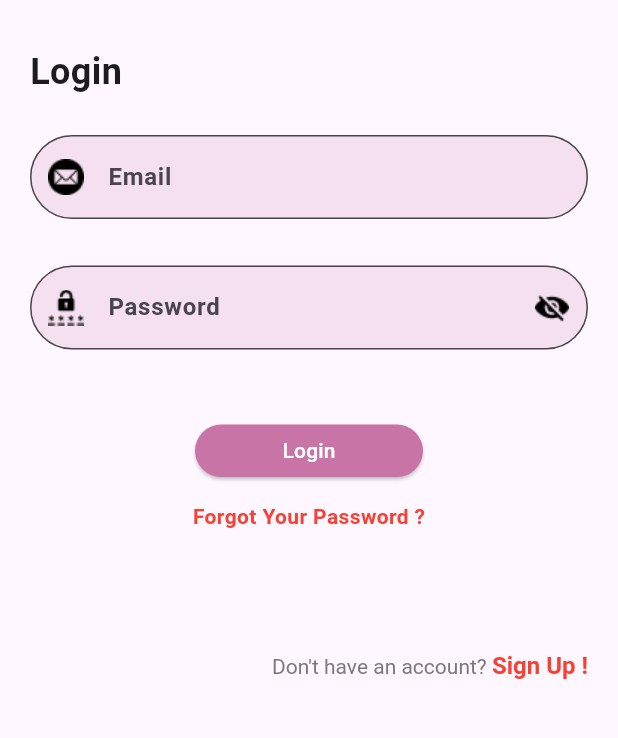
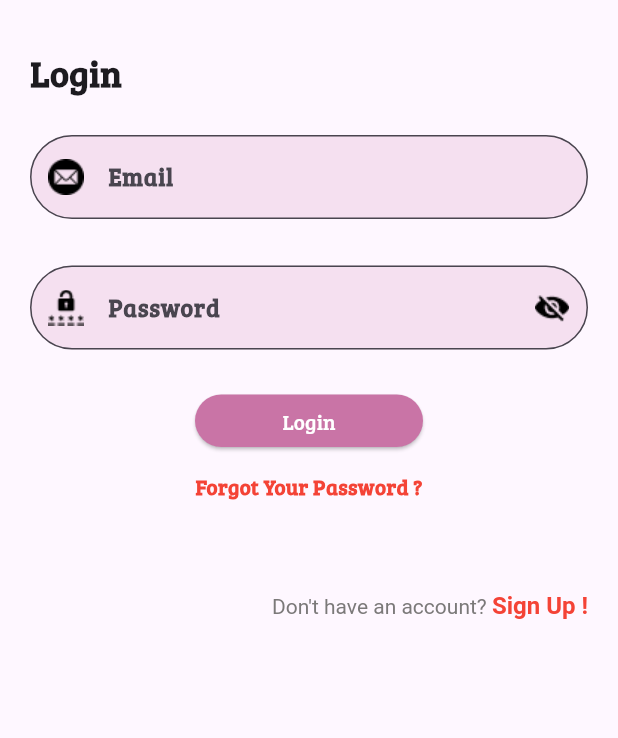
Before and after one commit to Shreyash-Adhikari1/ArtSphere, a Flutter app: the LoginScreen screen opened directly, on a phone screen of 412 x 824 dp, the part 480-1218 px from its top. Run offline on Flutter 3.47's test engine with Material 3 defaults, Android fonts, the phone set to English and light mode, and no system bars; our stand-ins replace dartz, equatable, flutter_riverpod, hive, hive_flutter; accounts and stored records are empty.

Commit message:
Minor Changes at login || just UI

```diff
--- a/lib/app/app.dart
+++ b/lib/app/app.dart
@@ -1,6 +1,5 @@
-// import 'package:artsphere/screens/home/home_screen.dart';
 import 'package:artsphere/features/splash/presentation/pages/splash_page.dart';
-import 'package:artsphere/themes/app_theme.dart';
+import 'package:artsphere/app/theme/app_theme.dart';
 import 'package:flutter/material.dart';
 
 class MyApp extends StatelessWidget {
--- a/lib/features/auth/presentation/pages/login_page.dart
+++ b/lib/features/auth/presentation/pages/login_page.dart
@@ -46,7 +46,7 @@ class _LoginScreenState extends ConsumerState<LoginScreen> {
     ref.listen<UserState>(userViewModelProvider,(previous,next){
       if (next.status == UserStatus.authenticated) {
         AppRoutes.pushReplacement(context, HomeScreen());
-        SnackbarUtils.showSuccess(context, "Login Successful");
+        SnackbarUtils.showSuccess(context, "Login Failed");
       }else if(next.status == UserStatus.error && next.errorMessage != null){
         SnackbarUtils.showError(context, next.errorMessage ?? "Login Failed");
       }
@@ -155,7 +155,7 @@ class _LoginScreenState extends ConsumerState<LoginScreen> {
                   },
                 ),
 
-                SizedBox(height: 50),
+                SizedBox(height: 30),
 
                 SizedBox(
                   height: 35,
@@ -181,7 +181,7 @@ class _LoginScreenState extends ConsumerState<LoginScreen> {
                   ),
                 ),
 
-                SizedBox(height: 80),
+                SizedBox(height: 60),
 
                 Align(
                   alignment: Alignment.centerRight,
```
